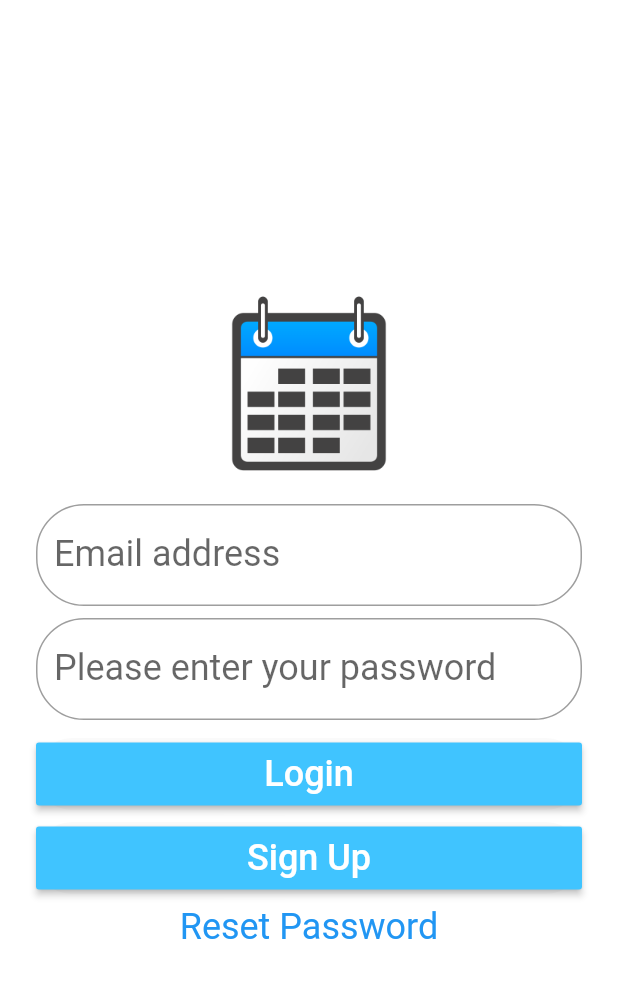
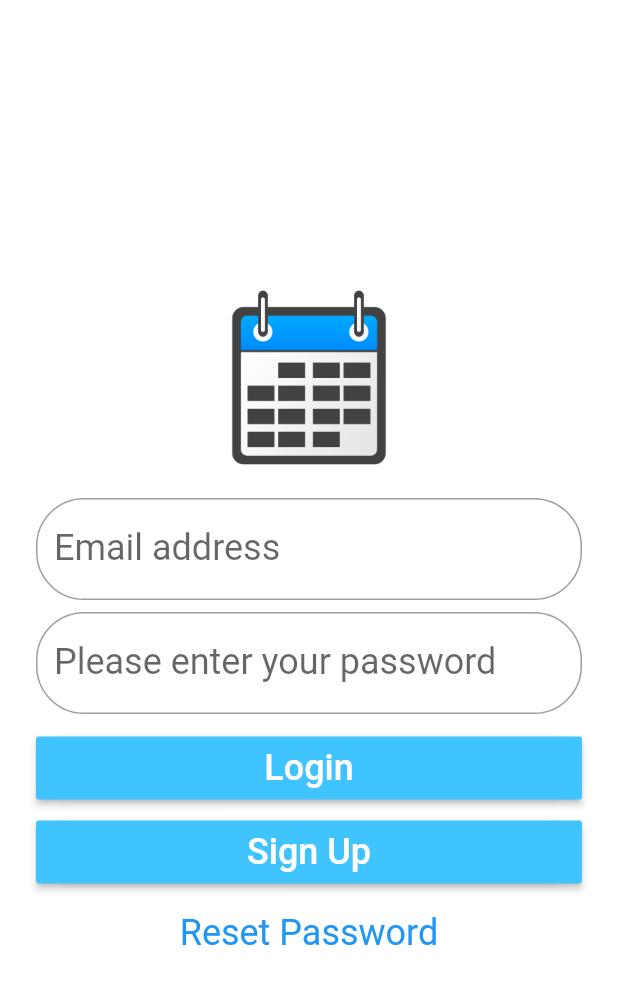
Before and after one commit to mattgraham1/FlutterCalendar, a Flutter app: the screen it shows after launch, on a phone screen of 412 x 824 dp. Shown: the top 984 px of the screen. Run offline on Flutter 3.47's test engine with Material 2 defaults, Android fonts, the phone set to English and light mode, and no system bars; our stand-ins replace cloud_firestore, datetime_picker_formfield, firebase_auth, firebase_messaging, google_sign_in; accounts and stored records are empty.

Commit message:
Updates to sync of the UI a bit better, change circular progress to linear etc...

```diff
--- a/lib/splash_screen.dart
+++ b/lib/splash_screen.dart
@@ -277,8 +277,18 @@ class _SplashPageState extends State<SplashPage> {
               ),
             ),
             SizedBox(height: 8.0),
-            _isLoading ? loadingSpinner : loginButton,
-            _isLoading ? loadingSpinner : signUpButton,
+            _isLoading ? loadingSpinner:
+                Container(
+                  height: 120.0,
+                  child: Column(
+                    crossAxisAlignment: CrossAxisAlignment.stretch,
+                    children: <Widget>[
+                      loginButton,
+                      signUpButton
+                    ],
+                  ),
+
+                ),
             SizedBox(height: 4.0),
             resetPasswordText,
           ],
```
